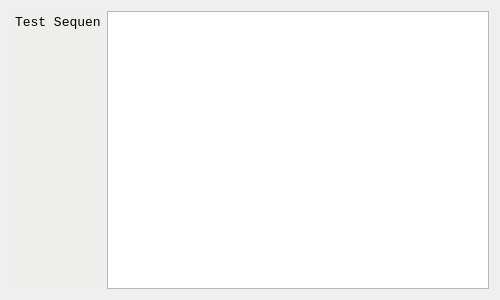
First picture: the form in ui/alignment.ui, repository beowulfey/pylinnaeo, before the edit.
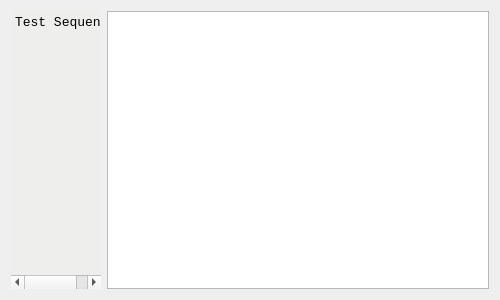
Second picture: the form after the edit.

Commit message: Fixed right alignment problem and now adjusts name pane to match the longest name!

```diff
--- a/ui/alignment.ui
+++ b/ui/alignment.ui
@@ -14,7 +14,7 @@
    <string>New Alignment</string>
   </property>
   <layout class="QHBoxLayout" name="horizontalLayout">
-   <item>
+   <item alignment="Qt::AlignRight">
     <widget class="QTextEdit" name="namePane">
      <property name="sizePolicy">
       <sizepolicy hsizetype="Minimum" vsizetype="Expanding">
@@ -83,6 +83,9 @@
        <pointsize>10</pointsize>
       </font>
      </property>
+     <property name="layoutDirection">
+      <enum>Qt::LeftToRight</enum>
+     </property>
      <property name="frameShape">
       <enum>QFrame::NoFrame</enum>
      </property>
@@ -93,7 +96,7 @@
       <enum>Qt::ScrollBarAlwaysOff</enum>
      </property>
      <property name="horizontalScrollBarPolicy">
-      <enum>Qt::ScrollBarAlwaysOff</enum>
+      <enum>Qt::ScrollBarAsNeeded</enum>
      </property>
      <property name="sizeAdjustPolicy">
       <enum>QAbstractScrollArea::AdjustToContents</enum>
@@ -109,7 +112,7 @@
 &lt;html&gt;&lt;head&gt;&lt;meta name=&quot;qrichtext&quot; content=&quot;1&quot; /&gt;&lt;style type=&quot;text/css&quot;&gt;
 p, li { white-space: pre-wrap; }
 &lt;/style&gt;&lt;/head&gt;&lt;body style=&quot; font-family:'Liberation Mono'; font-size:10pt; font-weight:400; font-style:normal;&quot;&gt;
-&lt;p align=&quot;right&quot; style=&quot; margin-top:0px; margin-bottom:0px; margin-left:0px; margin-right:0px; -qt-block-indent:0; text-indent:0px;&quot;&gt;Test Sequence&lt;/p&gt;&lt;/body&gt;&lt;/html&gt;</string>
+&lt;p dir='rtl' style=&quot; margin-top:0px; margin-bottom:0px; margin-left:0px; margin-right:0px; -qt-block-indent:0; text-indent:0px;&quot;&gt;Test Sequence&lt;/p&gt;&lt;/body&gt;&lt;/html&gt;</string>
      </property>
     </widget>
    </item>
```
The commit also changes 3 other files.
